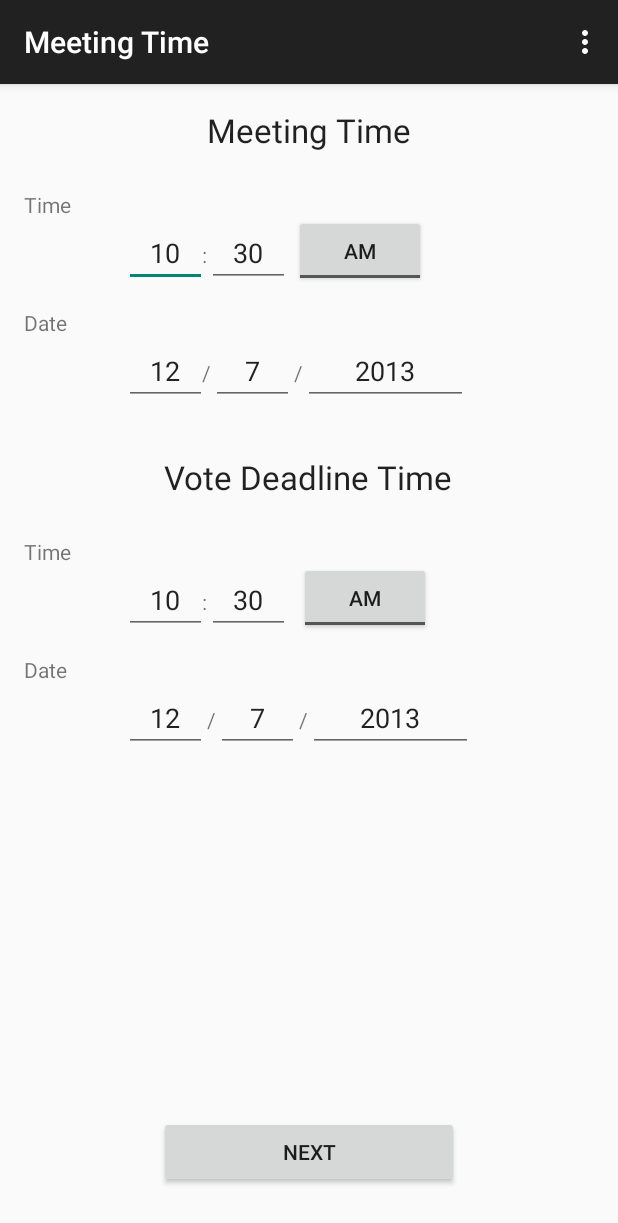
After one commit to xyborg23/Dineeting, an Android app: the MeetingTimeActivity screen opened directly, with no data from a screen before it, on a phone screen of 412 x 824 dp. The commit adds this screen. Shown: the top 1223 px of the screen. Run offline under Robolectric (Android 15) with nearby library versions, the phone set to English and light mode, and no system bars.

Commit message:
Added my activity linked from the main activity

```diff
--- a/TestApplication/src/main/AndroidManifest.xml
+++ b/TestApplication/src/main/AndroidManifest.xml
@@ -33,6 +33,10 @@
                 android:name="android.support.PARENT_ACTIVITY"
                 android:value="com.example.testapplication.MainActivity" />
         </activity>
+        <activity
+            android:name="com.example.testapplication.MeetingTimeActivity"
+            android:label="@string/title_activity_meeting_time" >
+        </activity>
     </application>
 
 </manifest>
--- /dev/null
+++ b/TestApplication/src/main/java/com/example/testapplication/MeetingTimeActivity.java
@@ -0,0 +1,206 @@
+package com.example.testapplication;
+
+import android.app.DatePickerDialog;
+import android.app.Dialog;
+import android.app.TimePickerDialog;
+import android.content.DialogInterface;
+import android.content.Intent;
+import android.support.v4.app.DialogFragment;
+import android.support.v7.app.ActionBarActivity;
+import android.os.Bundle;
+import android.text.InputType;
+import android.text.format.DateFormat;
+import android.util.Log;
+import android.view.Gravity;
+import android.view.LayoutInflater;
+import android.view.Menu;
+import android.view.MenuItem;
+import android.view.MotionEvent;
+import android.view.View;
+import android.view.ViewGroup;
+import android.widget.DatePicker;
+import android.widget.EditText;
+import android.widget.TimePicker;
+import android.widget.Toast;
+import android.widget.ToggleButton;
+
+import java.text.ParseException;
+import java.text.SimpleDateFormat;
+import java.util.Calendar;
+import java.util.Date;
+import java.util.GregorianCalendar;
+import java.util.Locale;
+
+public class MeetingTimeActivity extends ActionBarActivity {
+    private final String dateFormat = "a hh:mm-MM/dd/yyyy";
+
+    @Override
+    protected void onCreate(Bundle savedInstanceState) {
+        super.onCreate(savedInstanceState);
+        setContentView(R.layout.activity_meeting_time);
+
+        // Set dateTime inputs to the current time
+        EditText meetHour = (EditText) findViewById(R.id.meetHourInput);
+        EditText meetMinute = (EditText) findViewById(R.id.meetMinuteInput);
+        EditText meetYear = (EditText) findViewById(R.id.meetYearInput);
+        EditText meetMonth = (EditText) findViewById(R.id.meetMonthInput);
+        EditText meetDate = (EditText) findViewById(R.id.meetDateInput);
+        ToggleButton meetDayToggle = (ToggleButton) findViewById(R.id.meetingDayToggle);
+
+        EditText deadlineHour = (EditText) findViewById(R.id.deadlineHourInput);
+        EditText deadlineMinute = (EditText) findViewById(R.id.deadlineMinuteInput);
+        EditText deadlineYear = (EditText) findViewById(R.id.deadlineYearInput);
+        EditText deadlineMonth = (EditText) findViewById(R.id.deadlineMonthInput);
+        EditText deadlineDate = (EditText) findViewById(R.id.deadlineDateInput);
+        ToggleButton deadlineDayToggle = (ToggleButton) findViewById(R.id.deadlineDayToggle);
+
+        Date now = new Date();
+        // Convert from military time
+        if (now.getHours() > 12) {
+            meetHour.setText(String.valueOf(now.getHours()-12));
+            deadlineHour.setText(String.valueOf(now.getHours()-12));
+            meetDayToggle.setChecked(true);
+            deadlineDayToggle.setChecked(true);
+        } else if (now.getHours() == 0) {
+            meetHour.setText("12");
+            deadlineHour.setText("12");
+        } else {
+            meetHour.setText(String.valueOf(now.getHours()));
+            deadlineHour.setText(String.valueOf(now.getHours()));
+        }
+
+        meetMinute.setText(String.valueOf(now.getMinutes()));
+        deadlineMinute.setText(String.valueOf(now.getMinutes()));
+
+        meetYear.setText(String.valueOf(now.getYear()+1900));
+        deadlineYear.setText(String.valueOf(now.getYear()+1900));
+
+        meetMonth.setText(String.valueOf(now.getMonth()+1));
+        deadlineMonth.setText(String.valueOf(now.getMonth()+1));
+
+        meetDate.setText(String.valueOf(now.getDay()+1));
+        deadlineDate.setText(String.valueOf(now.getDay()+1));
+    }
+
+    @Override
+    public boolean onCreateOptionsMenu(Menu menu) {
+        // Inflate the menu; this adds items to the action bar if it is present.
+        getMenuInflater().inflate(R.menu.meeting_time, menu);
+        return true;
+    }
+
+    @Override
+    public boolean onOptionsItemSelected(MenuItem item) {
+        // Handle action bar item clicks here. The action bar will
+        // automatically handle clicks on the Home/Up button, so long
+        // as you specify a parent activity in AndroidManifest.xml.
+        switch (item.getItemId()) {
+            case R.id.action_settings:
+                return true;
+        }
+        return super.onOptionsItemSelected(item);
+    }
+
+    public void completeTimeSettings(View v) {
+        Date meetingDateTime = getMeetingTimeInfo();
+        Date deadlineDateTime = getDeadlineInfo();
+
+        Toast error = null;
+        if (meetingDateTime == null) {
+            error = Toast.makeText(getApplicationContext(), "Invalid meet time", Toast.LENGTH_SHORT);
+        } else if (deadlineDateTime == null) {
+            error = Toast.makeText(
+                    getApplicationContext(),
+                    "Invalid deadline time",
+                    Toast.LENGTH_SHORT
+            );
+        } else if (deadlineDateTime.after(meetingDateTime)) {
+            error = Toast.makeText(
+                    getApplicationContext(),
+                    "The voting deadline cannot be after the meeting time",
+                    Toast.LENGTH_SHORT
+            );
+        }
+
+        if (error != null) {
+            error.setGravity(Gravity.CENTER, 0, 0);
+            error.show();
+            return;
+        }
+
+        // TODO just brings us back to main
+        Intent nextSettings = new Intent(this, MainActivity.class);
+        nextSettings.putExtra("Meeting Time", meetingDateTime);
+        nextSettings.putExtra("Deadline Time", deadlineDateTime);
+
+        startActivity(nextSettings);
+    }
+
+    private Date getMeetingTimeInfo() {
+        EditText hour = (EditText) findViewById(R.id.meetHourInput);
+        EditText minute = (EditText) findViewById(R.id.meetMinuteInput);
+        EditText year = (EditText) findViewById(R.id.meetYearInput);
+        EditText month = (EditText) findViewById(R.id.meetMonthInput);
+        EditText date = (EditText) findViewById(R.id.meetDateInput);
+        ToggleButton amPM = (ToggleButton) findViewById(R.id.meetingDayToggle);
+
+        SimpleDateFormat formatter = new SimpleDateFormat(dateFormat, Locale.ENGLISH);
+        formatter.setLenient(false);
+
+        String meetingDateStr = String.format("%02d:%02d-%02d/%02d/%04d",
+                Integer.parseInt(hour.getText().toString()),
+                Integer.parseInt(minute.getText().toString()),
+                (Integer.parseInt(month.getText().toString())),
+                (Integer.parseInt(date.getText().toString())),
+                (Integer.parseInt(year.getText().toString()))
+        );
+        if (amPM.isChecked()) {
+            meetingDateStr = "PM " + meetingDateStr;
+        } else {
+            meetingDateStr = "AM " + meetingDateStr;
+        }
+
+        Date meetingDate = null;
+        try {
+            meetingDate = formatter.parse(meetingDateStr);
+        } catch (ParseException e) {
+            // pass
+        }
+        return meetingDate;
+    }
+
+    private Date getDeadlineInfo() {
+        EditText hour = (EditText) findViewById(R.id.deadlineHourInput);
+        EditText minute = (EditText) findViewById(R.id.deadlineMinuteInput);
+        EditText year = (EditText) findViewById(R.id.deadlineYearInput);
+        EditText month = (EditText) findViewById(R.id.deadlineMonthInput);
+        EditText date = (EditText) findViewById(R.id.deadlineDateInput);
+        ToggleButton amPM = (ToggleButton) findViewById(R.id.deadlineDayToggle);
+
+        SimpleDateFormat formatter = new SimpleDateFormat(dateFormat, Locale.ENGLISH);
+        formatter.setLenient(false);
+
+
+        String deadlineDateStr = String.format("%02d:%02d-%02d/%02d/%04d",
+                Integer.parseInt(hour.getText().toString()),
+                Integer.parseInt(minute.getText().toString()),
+                (Integer.parseInt(month.getText().toString())),
+                (Integer.parseInt(date.getText().toString())),
+                (Integer.parseInt(year.getText().toString()))
+        );
+
+        if (amPM.isChecked()) {
+            deadlineDateStr = "PM " + deadlineDateStr;
+        } else {
+            deadlineDateStr = "AM " + deadlineDateStr;
+        }
+
+        Date deadlineDate = null;
+        try {
+            deadlineDate = formatter.parse(deadlineDateStr);
+        } catch (ParseException e) {
+            // pass
+        }
+        return deadlineDate;
+    }
+}
--- a/TestApplication/src/main/res/layout/activity_main.xml
+++ b/TestApplication/src/main/res/layout/activity_main.xml
@@ -41,4 +41,11 @@
         android:onClick="submitMessage"
         android:layout_gravity="center_horizontal|bottom" />
 
+    <Button
+        android:layout_width="wrap_content"
+        android:layout_height="wrap_content"
+        android:text="Open meeting time"
+        android:id="@+id/temp_button"
+        android:onClick="meetingTime" />
+
 </LinearLayout>
--- /dev/null
+++ b/TestApplication/src/main/res/layout/activity_meeting_time.xml
@@ -0,0 +1,298 @@
+<RelativeLayout xmlns:android="http://schemas.android.com/apk/res/android"
+    xmlns:tools="http://schemas.android.com/tools"
+    android:id="@+id/container"
+    android:layout_width="match_parent"
+    android:layout_height="match_parent"
+    tools:context=".MeetingTimeActivity"
+    tools:ignore="MergeRootFrame"
+    android:paddingLeft="@dimen/activity_horizontal_margin"
+    android:paddingTop="@dimen/activity_vertical_margin"
+    android:paddingRight="@dimen/activity_horizontal_margin"
+    android:paddingBottom="@dimen/activity_vertical_margin">
+
+    <TextView
+        android:layout_width="wrap_content"
+        android:layout_height="wrap_content"
+        android:textAppearance="?android:attr/textAppearanceLarge"
+        android:text="Meeting Time"
+        android:id="@+id/textView"
+        android:layout_alignParentTop="true"
+        android:layout_centerHorizontal="true" />
+
+    <TextView
+        android:layout_width="wrap_content"
+        android:layout_height="wrap_content"
+        android:text="Time"
+        android:id="@+id/meetTimeLabel"
+        android:layout_below="@+id/textView"
+        android:layout_alignParentLeft="true"
+        android:layout_marginTop="25dp" />
+
+    <EditText
+        android:layout_width="wrap_content"
+        android:layout_height="wrap_content"
+        android:inputType="number"
+        android:ems="10"
+        android:id="@+id/meetHourInput"
+        android:hint="hh"
+        android:maxLength="2"
+        android:longClickable="false"
+        android:width="55dp"
+        android:layout_below="@+id/meetTimeLabel"
+        android:layout_toLeftOf="@+id/textView"
+        android:singleLine="true"
+        android:gravity="center" />
+
+    <TextView
+        android:layout_width="wrap_content"
+        android:layout_height="wrap_content"
+        android:text=":"
+        android:id="@+id/textView2"
+        android:layout_alignBaseline="@+id/meetHourInput"
+        android:layout_alignBottom="@+id/meetHourInput"
+        android:layout_alignRight="@+id/meetHourInput" />
+
+    <EditText
+        android:layout_width="wrap_content"
+        android:layout_height="wrap_content"
+        android:inputType="number"
+        android:ems="10"
+        android:id="@+id/meetMinuteInput"
+        android:layout_alignBottom="@+id/meetHourInput"
+        android:layout_toRightOf="@+id/textView2"
+        android:width="55dp"
+        android:maxLength="2"
+        android:hint="mm"
+        android:singleLine="true"
+        android:gravity="center" />
+
+    <TextView
+        android:layout_width="wrap_content"
+        android:layout_height="wrap_content"
+        android:text="Date"
+        android:id="@+id/textView3"
+        android:layout_marginTop="14dp"
+        android:layout_below="@+id/meetHourInput"
+        android:layout_alignParentLeft="true" />
+
+    <EditText
+        android:layout_width="wrap_content"
+        android:layout_height="wrap_content"
+        android:inputType="number"
+        android:ems="10"
+        android:id="@+id/meetMonthInput"
+        android:hint="mm"
+        android:maxLength="2"
+        android:longClickable="false"
+        android:width="55dp"
+        android:singleLine="true"
+        android:gravity="center"
+        android:layout_below="@+id/textView3"
+        android:layout_alignLeft="@+id/meetHourInput" />
+
+    <TextView
+        android:layout_width="wrap_content"
+        android:layout_height="wrap_content"
+        android:text="/"
+        android:id="@+id/textView4"
+        android:layout_alignBaseline="@+id/meetMonthInput"
+        android:layout_alignBottom="@+id/meetMonthInput"
+        android:layout_alignLeft="@+id/textView2" />
+
+    <EditText
+        android:layout_width="wrap_content"
+        android:layout_height="wrap_content"
+        android:inputType="number"
+        android:ems="10"
+        android:id="@+id/meetDateInput"
+        android:width="55dp"
+        android:maxLength="2"
+        android:hint="dd"
+        android:singleLine="true"
+        android:gravity="center"
+        android:layout_alignTop="@+id/meetMonthInput"
+        android:layout_toRightOf="@+id/textView4" />
+
+    <TextView
+        android:layout_width="wrap_content"
+        android:layout_height="wrap_content"
+        android:text="/"
+        android:id="@+id/textView5"
+        android:layout_alignBaseline="@+id/meetDateInput"
+        android:layout_alignBottom="@+id/meetDateInput"
+        android:layout_toRightOf="@+id/meetDateInput" />
+
+    <EditText
+        android:layout_width="wrap_content"
+        android:layout_height="wrap_content"
+        android:inputType="number"
+        android:ems="10"
+        android:id="@+id/meetYearInput"
+        android:width="110dp"
+        android:maxLength="4"
+        android:hint="yyyy"
+        android:singleLine="true"
+        android:gravity="center"
+        android:layout_alignBottom="@+id/meetDateInput"
+        android:layout_toRightOf="@+id/textView5" />
+
+    <TextView
+        android:layout_width="wrap_content"
+        android:layout_height="wrap_content"
+        android:textAppearance="?android:attr/textAppearanceLarge"
+        android:text="Vote Deadline Time"
+        android:id="@+id/textView6"
+        android:layout_below="@+id/meetMonthInput"
+        android:layout_marginTop="33dp"
+        android:layout_centerHorizontal="true"  />
+
+    <TextView
+        android:layout_width="wrap_content"
+        android:layout_height="wrap_content"
+        android:text="Time"
+        android:id="@+id/deadlineTimeLabel"
+        android:layout_below="@+id/textView6"
+        android:layout_alignParentLeft="true"
+        android:layout_marginTop="25dp" />
+
+    <EditText
+        android:layout_width="wrap_content"
+        android:layout_height="wrap_content"
+        android:inputType="number"
+        android:ems="10"
+        android:id="@+id/deadlineHourInput"
+        android:hint="hh"
+        android:maxLength="2"
+        android:longClickable="false"
+        android:width="55dp"
+        android:layout_below="@+id/deadlineTimeLabel"
+        android:layout_toLeftOf="@+id/textView"
+        android:singleLine="true"
+        android:gravity="center" />
+
+    <TextView
+        android:layout_width="wrap_content"
+        android:layout_height="wrap_content"
+        android:text=":"
+        android:id="@+id/deadlineColon"
+        android:layout_alignBaseline="@+id/deadlineHourInput"
+        android:layout_alignBottom="@+id/deadlineHourInput"
+        android:layout_alignRight="@+id/deadlineHourInput" />
+
+    <EditText
+        android:layout_width="wrap_content"
+        android:layout_height="wrap_content"
+        android:inputType="number"
+        android:ems="10"
+        android:id="@+id/deadlineMinuteInput"
+        android:layout_alignBottom="@+id/deadlineHourInput"
+        android:layout_toRightOf="@+id/deadlineColon"
+        android:width="55dp"
+        android:maxLength="2"
+        android:hint="mm"
+        android:singleLine="true"
+        android:gravity="center" />
+
+    <TextView
+        android:layout_width="wrap_content"
+        android:layout_height="wrap_content"
+        android:text="Date"
+        android:id="@+id/deadlineDateLabel"
+        android:layout_marginTop="14dp"
+        android:layout_below="@+id/deadlineHourInput"
+        android:layout_alignParentLeft="true" />
+
+    <EditText
+        android:layout_width="wrap_content"
+        android:layout_height="wrap_content"
+        android:inputType="number"
+        android:ems="10"
+        android:id="@+id/deadlineMonthInput"
+        android:hint="mm"
+        android:maxLength="2"
+        android:longClickable="false"
+        android:width="55dp"
+        android:singleLine="true"
+        android:gravity="center"
+        android:layout_below="@+id/deadlineDateLabel"
+        android:layout_alignLeft="@+id/deadlineHourInput" />
+
+    <TextView
+        android:layout_width="wrap_content"
+        android:layout_height="wrap_content"
+        android:text="/"
+        android:id="@+id/deadlineSlash1"
+        android:layout_alignBaseline="@+id/deadlineMonthInput"
+        android:layout_alignBottom="@+id/deadlineMonthInput"
+        android:layout_toRightOf="@+id/deadlineMonthInput" />
+
+    <EditText
+        android:layout_width="wrap_content"
+        android:layout_height="wrap_content"
+        android:inputType="number"
+        android:ems="10"
+        android:id="@+id/deadlineDateInput"
+        android:width="55dp"
+        android:maxLength="2"
+        android:hint="dd"
+        android:singleLine="true"
+        android:gravity="center"
+        android:layout_alignTop="@+id/deadlineMonthInput"
+        android:layout_toRightOf="@+id/deadlineSlash1" />
+
+    <TextView
+        android:layout_width="wrap_content"
+        android:layout_height="wrap_content"
+        android:text="/"
+        android:id="@+id/deadlineSlash2"
+        android:layout_alignBaseline="@+id/deadlineSlash1"
+        android:layout_alignBottom="@+id/deadlineSlash1"
+        android:layout_toRightOf="@+id/deadlineDateInput" />
+
+    <EditText
+        android:layout_width="wrap_content"
+        android:layout_height="wrap_content"
+        android:inputType="number"
+        android:ems="10"
+        android:id="@+id/deadlineYearInput"
+        android:width="110dp"
+        android:maxLength="4"
+        android:hint="yyyy"
+        android:singleLine="true"
+        android:gravity="center"
+        android:layout_alignBottom="@+id/deadlineMonthInput"
+        android:layout_toRightOf="@+id/deadlineSlash2" />
+
+    <Button
+        android:layout_width="wrap_content"
+        android:layout_height="wrap_content"
+        android:text="Next"
+        android:id="@+id/timeSettingFinished"
+        android:layout_alignParentBottom="true"
+        android:layout_marginBottom="@dimen/activity_vertical_margin"
+        android:width="200dp"
+        android:layout_centerHorizontal="true"
+        android:onClick="completeTimeSettings" />
+
+    <ToggleButton
+        android:layout_width="wrap_content"
+        android:layout_height="wrap_content"
+        android:text="AM"
+        android:id="@+id/deadlineDayToggle"
+        android:layout_alignBottom="@+id/deadlineMinuteInput"
+        android:layout_toRightOf="@+id/deadlineDateInput"
+        android:checked="false"
+        android:textOff="AM"
+        android:textOn="PM" />
+
+    <ToggleButton
+        android:layout_width="wrap_content"
+        android:layout_height="wrap_content"
+        android:text="AM"
+        android:id="@+id/meetingDayToggle"
+        android:checked="false"
+        android:layout_alignBottom="@+id/meetMinuteInput"
+        android:layout_toRightOf="@+id/meetDateInput"
+        android:textOff="AM"
+        android:textOn="PM" />
+</RelativeLayout>
--- /dev/null
+++ b/TestApplication/src/main/res/menu/meeting_time.xml
@@ -0,0 +1,10 @@
+<menu xmlns:android="http://schemas.android.com/apk/res/android"
+    xmlns:app="http://schemas.android.com/apk/res-auto"
+    xmlns:tools="http://schemas.android.com/tools"
+    tools:context=".MeetingTimeActivity" >
+
+    <item android:id="@+id/action_settings"
+        android:title="@string/action_settings"
+        android:orderInCategory="100"
+        app:showAsAction="never" />
+</menu>
--- a/TestApplication/src/main/res/values/strings.xml
+++ b/TestApplication/src/main/res/values/strings.xml
@@ -5,5 +5,11 @@
     <string name="hello_world">Hello world!</string>
     <string name="action_settings">Settings</string>
     <string name="title_activity_contacts">Contacts</string>
+    <string name="title_activity_meeting_time">Meeting Time</string>
 
+    <!-- Meeting time activity values -->
+    <string name="meet_time">Meet time</string>
+    <string name="meet_date">Meet date</string>
+    <string name="vote_deadline_time">Vote deadline time</string>
+    <string name="vote_deadline_date">Vote deadline time</string>
 </resources>
```
